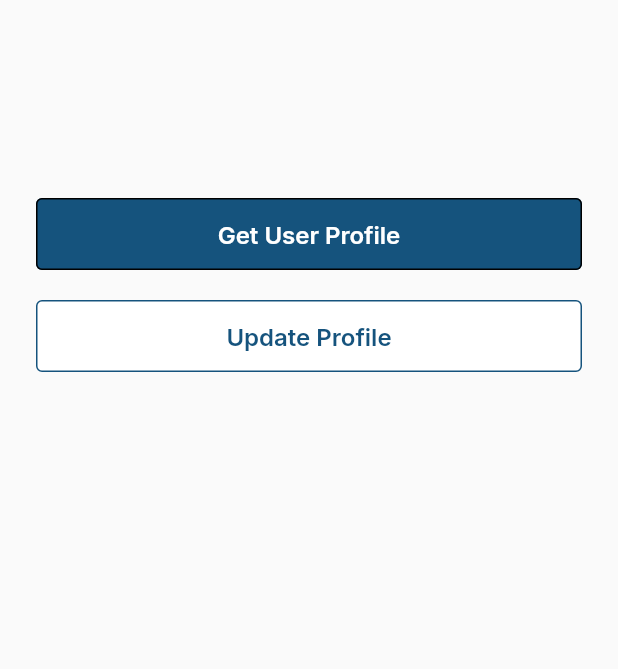
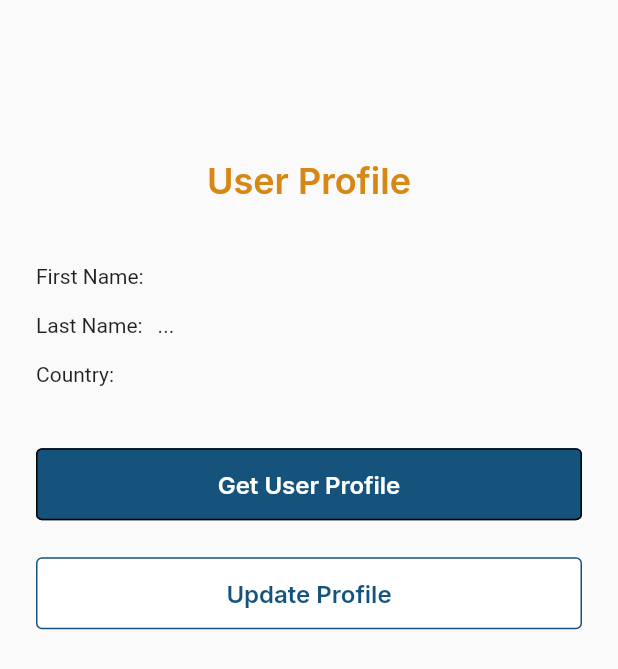
Before and after one commit to Quwaysim/provider_task, a Flutter app: the UserProfilePage screen opened by its route, on a phone screen of 412 x 824 dp. Shown: the top 669 px of the screen. Run offline on Flutter 3.47's test engine with Material 2 defaults, Android fonts, the phone set to English and light mode, and no system bars; drawn by our look-alikes of modal_progress_hud_nsn; our stand-ins replace dio, google_fonts, logger, page_transition, pin_code_fields, shared_preferences; accounts and stored records are empty.

Commit message:
refactored userprofile UI

```diff
--- a/lib/ui/views/user_profile.dart
+++ b/lib/ui/views/user_profile.dart
@@ -4,6 +4,7 @@ import 'package:page_transition/page_transition.dart';
 import 'package:provider/provider.dart';
 import 'package:provider_task/core/providers/user_provider.dart';
 import 'package:provider_task/ui/views/update_profile.dart';
+import 'package:provider_task/utils/text_styles.dart';
 
 import '../../utils/colors.dart';
 import '../shared/custom_button.dart';
@@ -13,6 +14,8 @@ class UserProfilePage extends StatelessWidget {
 
   @override
   Widget build(BuildContext context) {
+    var h = MediaQuery.of(context).size.height;
+
     return Consumer<UserProvider>(
       builder: (context, provider, child) => ModalProgressHUD(
         inAsyncCall: provider.isBusy,
@@ -25,18 +28,42 @@ class UserProfilePage extends StatelessWidget {
               padding: const EdgeInsets.all(24.0),
               child: Column(
                 children: [
+                  SizedBox(height: h * 0.1),
                   Text(
-                    provider.firstName ?? '',
+                    'User Profile',
+                    style: AppTextStyles.Headline1,
                   ),
-                  const SizedBox(height: 20),
-                  Text(
-                    provider.lastName ?? '',
+                  SizedBox(height: h * 0.05),
+                  Row(
+                    children: [
+                      const Text('First Name:'),
+                      const SizedBox(width: 10),
+                      Text(
+                        provider.firstName ?? '',
+                      ),
+                    ],
                   ),
-                  const SizedBox(height: 20),
-                  Text(
-                    provider.country ?? '',
+                  SizedBox(height: h * 0.02),
+                  Row(
+                    children: [
+                      const Text('Last Name:'),
+                      const SizedBox(width: 10),
+                      Text(
+                        provider.lastName ?? '...',
+                      ),
+                    ],
                   ),
-                  const SizedBox(height: 20),
+                  SizedBox(height: h * 0.02),
+                  Row(
+                    children: [
+                      const Text('Country:'),
+                      const SizedBox(width: 10),
+                      Text(
+                        provider.country ?? '',
+                      ),
+                    ],
+                  ),
+                  SizedBox(height: h * 0.05),
                   CustomButton(
                     onPressed: () {
                       Provider.of<UserProvider>(context, listen: false)
@@ -44,7 +71,7 @@ class UserProfilePage extends StatelessWidget {
                     },
                     label: 'Get User Profile',
                   ),
-                  const SizedBox(height: 20),
+                  SizedBox(height: h * 0.03),
                   CustomButton(
                     outlineColor: AppColors.primaryColor,
                     onPressed: () {
```
